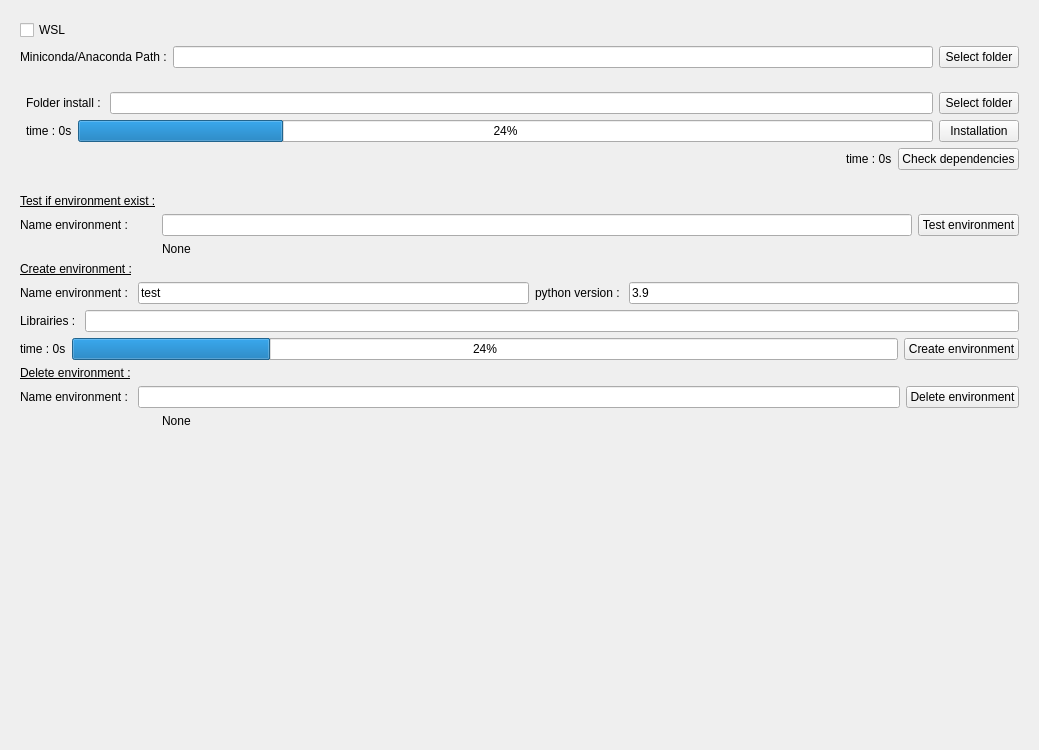
First picture: the form in CondaSetUp/Resources/UI/CondaSetUp.ui, repository DCBIA-OrthoLab/SlicerConda, before the edit.
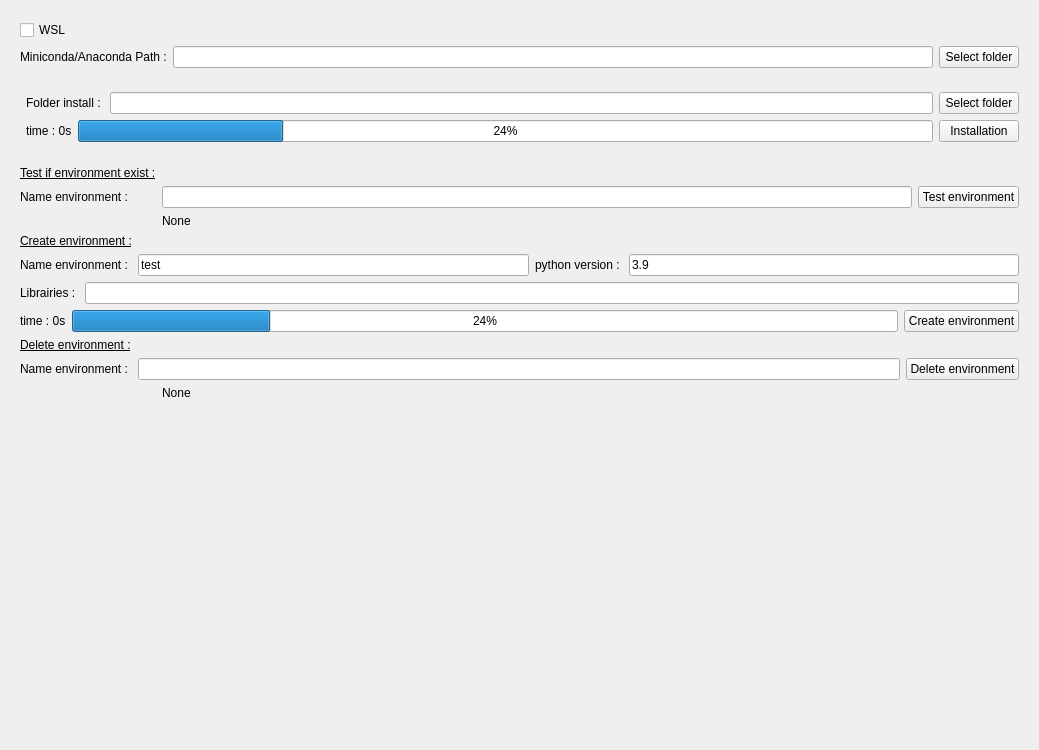
Second picture: the form after the edit. Custom widgets are drawn as their Qt base class.

Commit message: STYLE : delete new button

```diff
--- a/CondaSetUp/Resources/UI/CondaSetUp.ui
+++ b/CondaSetUp/Resources/UI/CondaSetUp.ui
@@ -111,37 +111,6 @@
           </item>
          </layout>
         </item>
-        <item>
-         <layout class="QHBoxLayout" name="horizontalLayout">
-          <item>
-           <spacer name="horizontalSpacer">
-            <property name="orientation">
-             <enum>Qt::Horizontal</enum>
-            </property>
-            <property name="sizeHint" stdset="0">
-             <size>
-              <width>40</width>
-              <height>20</height>
-             </size>
-            </property>
-           </spacer>
-          </item>
-          <item>
-           <widget class="QLabel" name="timeCheck">
-            <property name="text">
-             <string>time : 0s</string>
-            </property>
-           </widget>
-          </item>
-          <item>
-           <widget class="QPushButton" name="checkButton">
-            <property name="text">
-             <string>Check dependencies</string>
-            </property>
-           </widget>
-          </item>
-         </layout>
-        </item>
        </layout>
       </item>
      </layout>
```
Left out of the diff: 2 changed lines with no effect on the pictures. The commit also changes 1 other file.
